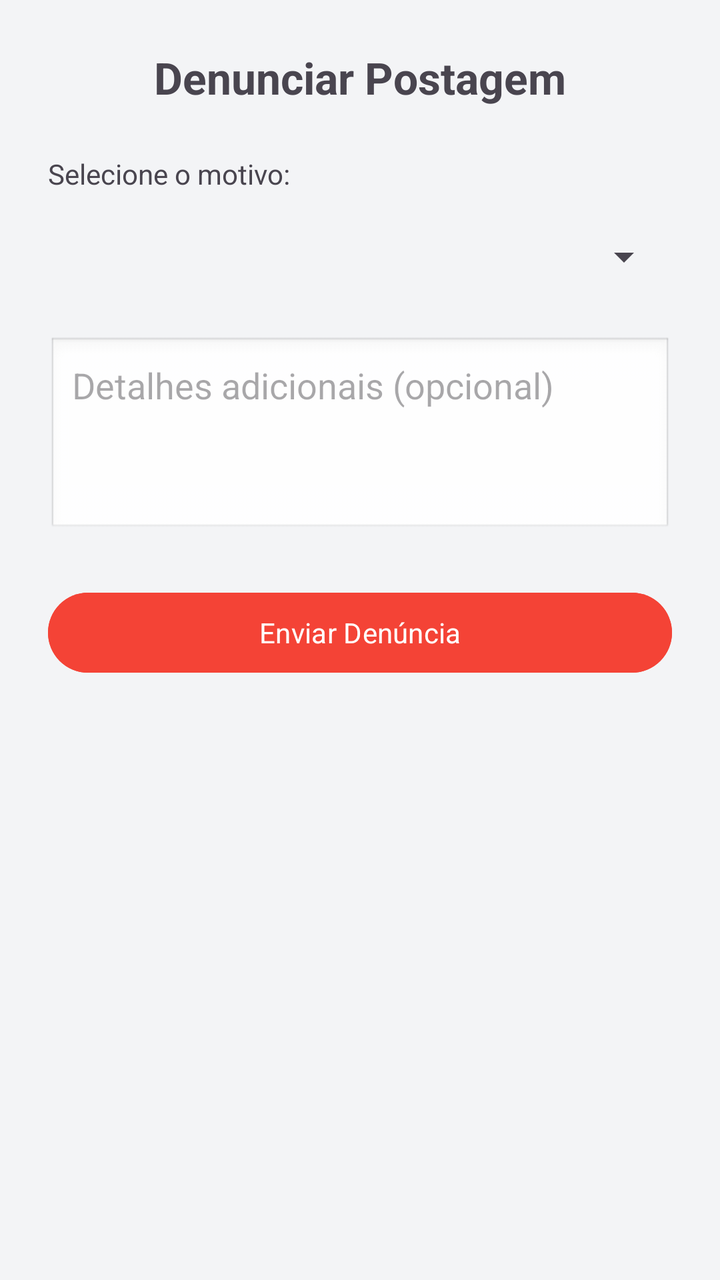
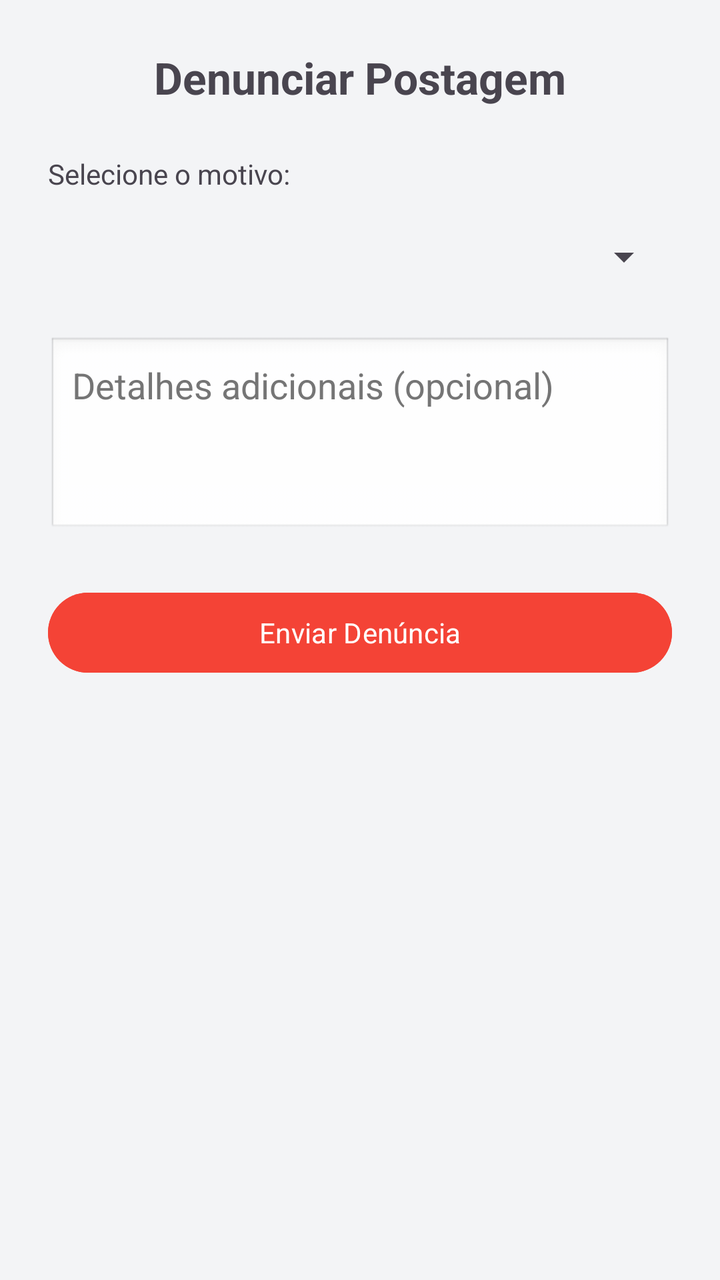

Compare the two renders of this Android layout. The source of the first and the diff that turns it into the second are given below.
<!-- AndroidManifest.xml: application theme Theme.App_Conquistas_2 -->
<!-- res/layout/activity_denuncia.xml -->
<?xml version="1.0" encoding="utf-8"?>
<LinearLayout xmlns:android="http://schemas.android.com/apk/res/android"
    android:layout_width="match_parent"
    android:layout_height="match_parent"
    android:orientation="vertical"
    android:padding="24dp"
    android:gravity="center_horizontal">

    <TextView
        android:layout_width="wrap_content"
        android:layout_height="wrap_content"
        android:text="Denunciar Postagem"
        android:textSize="22sp"
        android:textStyle="bold"
        android:layout_marginBottom="24dp" />

    <TextView
        android:layout_width="match_parent"
        android:layout_height="wrap_content"
        android:text="Selecione o motivo:"
        android:layout_marginBottom="8dp" />

    <Spinner
        android:id="@+id/spinnerMotivo"
        android:layout_width="match_parent"
        android:layout_height="wrap_content"
        android:minHeight="48dp"
        android:layout_marginBottom="16dp" />

    <EditText
        android:id="@+id/editTextDetalhes"
        android:layout_width="match_parent"
        android:layout_height="wrap_content"
        android:hint="Detalhes adicionais (opcional)"
        android:minHeight="100dp"
        android:gravity="top"
        android:background="@android:drawable/edit_text"
        android:padding="12dp" 
        android:layout_marginBottom="24dp"/>

    <Button
        android:id="@+id/buttonEnviarDenuncia"
        android:layout_width="match_parent"
        android:layout_height="wrap_content"
        android:text="Enviar Denúncia"
        android:backgroundTint="#F44336"
        android:textColor="#FFFFFF" />

</LinearLayout>
<!-- resources referenced by this layout -->
<resources>
  <style name="Theme.App_Conquistas_2" parent="Base.Theme.App_Conquistas_2" />
  <style name="Base.Theme.App_Conquistas_2" parent="Theme.Material3.DayNight.NoActionBar">
          
          <item name="colorPrimary">@color/colorPrimary</item>
          <item name="colorPrimaryVariant">@color/colorPrimaryVariant</item>
          <item name="colorSecondary">@color/colorSecondary</item>
          <item name="colorSecondaryVariant">@color/colorSecondaryVariant</item>
          <item name="colorOnPrimary">@color/colorOnPrimary</item>
          <item name="colorOnSecondary">@color/colorOnSecondary</item>
          
          
          <item name="android:windowBackground">@color/colorBackground</item>
          <item name="colorSurface">@color/colorSurface</item>
          
          
          <item name="android:fontFamily">sans-serif</item>
          
          
          <item name="android:statusBarColor">@color/colorPrimaryVariant</item>
          <item name="android:navigationBarColor">@color/colorBackground</item>
      </style>
  <color name="colorPrimary">#673AB7</color>
  <color name="colorPrimaryVariant">#512DA8</color>
  <color name="colorSecondary">#009688</color>
  <color name="colorSecondaryVariant">#00796B</color>
  <color name="colorOnPrimary">#FFFFFF</color>
  <color name="colorOnSecondary">#FFFFFF</color>
  <color name="colorBackground">#F3F4F6</color>
  <color name="colorSurface">#FFFFFF</color>
</resources>

<!-- the commit's change to res/layout/activity_denuncia.xml (unified diff, before → after) -->
@@ -32,6 +32,8 @@
         android:layout_width="match_parent"
         android:layout_height="wrap_content"
         android:hint="Detalhes adicionais (opcional)"
+        android:textColorHint="#757575"
+        android:textColor="#212121"
         android:minHeight="100dp"
         android:gravity="top"
         android:background="@android:drawable/edit_text"
